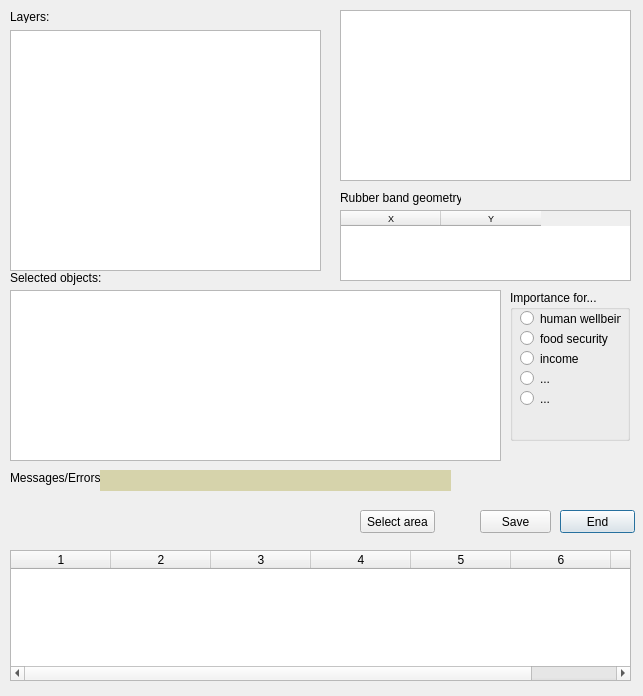
This is marine_values_dialog_base.ui in csiro-chris-m/marine_values as Qt 5 draws it before an edit. The edited form follows.
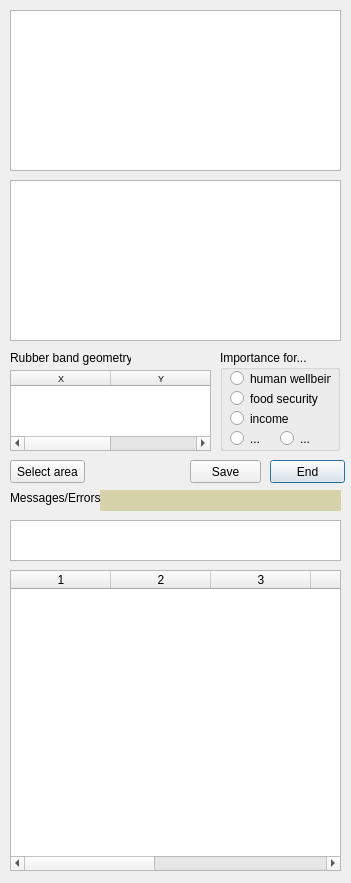
This is the edited form.

```diff
--- a/marine_values_dialog_base.ui
+++ b/marine_values_dialog_base.ui
@@ -6,8 +6,8 @@
    <rect>
     <x>0</x>
     <y>0</y>
-    <width>643</width>
-    <height>696</height>
+    <width>351</width>
+    <height>883</height>
    </rect>
   </property>
   <property name="windowTitle">
@@ -23,8 +23,8 @@
    <property name="geometry">
     <rect>
      <x>100</x>
-     <y>470</y>
-     <width>351</width>
+     <y>490</y>
+     <width>241</width>
      <height>21</height>
     </rect>
    </property>
@@ -39,10 +39,10 @@
   <widget class="QTableView" name="objectInfo">
    <property name="geometry">
     <rect>
-     <x>340</x>
-     <y>10</y>
-     <width>291</width>
-     <height>171</height>
+     <x>10</x>
+     <y>180</y>
+     <width>331</width>
+     <height>161</height>
     </rect>
    </property>
    <property name="sizePolicy">
@@ -70,8 +70,8 @@
   <widget class="QPushButton" name="endButton">
    <property name="geometry">
     <rect>
-     <x>560</x>
-     <y>510</y>
+     <x>270</x>
+     <y>460</y>
      <width>75</width>
      <height>23</height>
     </rect>
@@ -90,9 +90,9 @@
    <property name="geometry">
     <rect>
      <x>10</x>
-     <y>30</y>
-     <width>311</width>
-     <height>241</height>
+     <y>10</y>
+     <width>331</width>
+     <height>161</height>
     </rect>
    </property>
    <property name="sizePolicy">
@@ -132,8 +132,8 @@
   <widget class="QPushButton" name="saveProject">
    <property name="geometry">
     <rect>
-     <x>480</x>
-     <y>510</y>
+     <x>190</x>
+     <y>460</y>
      <width>71</width>
      <height>23</height>
     </rect>
@@ -149,7 +149,7 @@
    <property name="geometry">
     <rect>
      <x>10</x>
-     <y>470</y>
+     <y>490</y>
      <width>91</width>
      <height>16</height>
     </rect>
@@ -158,24 +158,11 @@
     <string>Messages/Errors:</string>
    </property>
   </widget>
-  <widget class="QLabel" name="label_2">
-   <property name="geometry">
-    <rect>
-     <x>10</x>
-     <y>10</y>
-     <width>47</width>
-     <height>13</height>
-    </rect>
-   </property>
-   <property name="text">
-    <string>Layers:</string>
-   </property>
-  </widget>
   <widget class="QPushButton" name="rubberband">
    <property name="geometry">
     <rect>
-     <x>360</x>
-     <y>510</y>
+     <x>10</x>
+     <y>460</y>
      <width>75</width>
      <height>23</height>
     </rect>
@@ -188,32 +175,19 @@
    <property name="geometry">
     <rect>
      <x>10</x>
-     <y>290</y>
-     <width>491</width>
-     <height>171</height>
+     <y>520</y>
+     <width>331</width>
+     <height>41</height>
     </rect>
    </property>
   </widget>
-  <widget class="QLabel" name="label_3">
-   <property name="geometry">
-    <rect>
-     <x>10</x>
-     <y>270</y>
-     <width>91</width>
-     <height>16</height>
-    </rect>
-   </property>
-   <property name="text">
-    <string>Selected objects:</string>
-   </property>
-  </widget>
   <widget class="QGroupBox" name="groupBox">
    <property name="geometry">
     <rect>
-     <x>510</x>
-     <y>290</y>
+     <x>220</x>
+     <y>350</y>
      <width>120</width>
-     <height>151</height>
+     <height>101</height>
     </rect>
    </property>
    <property name="title">
@@ -263,7 +237,7 @@
      <rect>
       <x>10</x>
       <y>80</y>
-      <width>82</width>
+      <width>31</width>
       <height>17</height>
      </rect>
     </property>
@@ -274,9 +248,9 @@
    <widget class="QRadioButton" name="radioButton_5">
     <property name="geometry">
      <rect>
-      <x>10</x>
-      <y>100</y>
-      <width>82</width>
+      <x>60</x>
+      <y>80</y>
+      <width>41</width>
       <height>17</height>
      </rect>
     </property>
@@ -289,14 +263,29 @@
    <property name="geometry">
     <rect>
      <x>10</x>
-     <y>550</y>
-     <width>621</width>
-     <height>131</height>
+     <y>570</y>
+     <width>331</width>
+     <height>301</height>
     </rect>
    </property>
+   <property name="sizePolicy">
+    <sizepolicy hsizetype="Fixed" vsizetype="Fixed">
+     <horstretch>0</horstretch>
+     <verstretch>0</verstretch>
+    </sizepolicy>
+   </property>
    <property name="columnCount">
     <number>7</number>
    </property>
+   <attribute name="horizontalHeaderDefaultSectionSize">
+    <number>100</number>
+   </attribute>
+   <attribute name="horizontalHeaderMinimumSectionSize">
+    <number>17</number>
+   </attribute>
+   <attribute name="verticalHeaderMinimumSectionSize">
+    <number>17</number>
+   </attribute>
    <column/>
    <column/>
    <column/>
@@ -308,8 +297,8 @@
   <widget class="QLabel" name="label_4">
    <property name="geometry">
     <rect>
-     <x>340</x>
-     <y>190</y>
+     <x>10</x>
+     <y>350</y>
      <width>121</width>
      <height>16</height>
     </rect>
@@ -321,10 +310,10 @@
   <widget class="QTableWidget" name="tableViewRB">
    <property name="geometry">
     <rect>
-     <x>340</x>
-     <y>210</y>
-     <width>291</width>
-     <height>71</height>
+     <x>10</x>
+     <y>370</y>
+     <width>201</width>
+     <height>81</height>
     </rect>
    </property>
    <property name="font">
```
